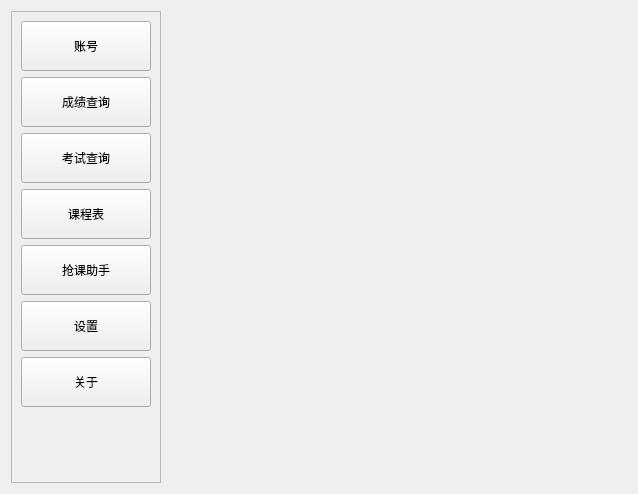
The window that ui_src/form.ui (fx-tourist/ahutTool) describes before a commit, drawn with Qt 5.
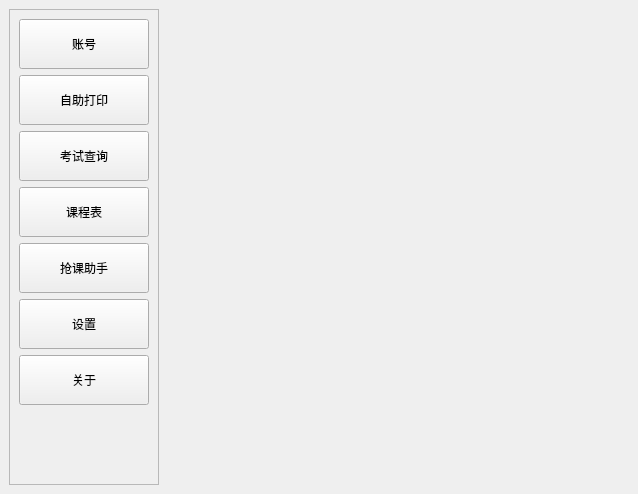
The same window after the commit.

What changed in the file:
```diff
--- a/ui_src/form.ui
+++ b/ui_src/form.ui
@@ -14,6 +14,21 @@
    <string>mian</string>
   </property>
   <layout class="QHBoxLayout" name="horizontalLayout">
+   <property name="spacing">
+    <number>9</number>
+   </property>
+   <property name="leftMargin">
+    <number>9</number>
+   </property>
+   <property name="topMargin">
+    <number>9</number>
+   </property>
+   <property name="rightMargin">
+    <number>9</number>
+   </property>
+   <property name="bottomMargin">
+    <number>9</number>
+   </property>
    <item>
     <widget class="QScrollArea" name="selectTools">
      <property name="minimumSize">
@@ -63,7 +78,7 @@
           </size>
          </property>
          <property name="text">
-          <string>成绩查询</string>
+          <string>自助打印</string>
          </property>
         </widget>
        </item>
@@ -152,6 +167,21 @@
    <item>
     <widget class="QWidget" name="subWidget" native="true">
      <layout class="QVBoxLayout" name="verticalLayout_3">
+      <property name="spacing">
+       <number>0</number>
+      </property>
+      <property name="leftMargin">
+       <number>0</number>
+      </property>
+      <property name="topMargin">
+       <number>0</number>
+      </property>
+      <property name="rightMargin">
+       <number>0</number>
+      </property>
+      <property name="bottomMargin">
+       <number>0</number>
+      </property>
       <item>
        <layout class="QVBoxLayout" name="subWidgetLayout">
         <property name="spacing">
```
Left out of the diff: 2 changed lines with no effect on the pictures.
